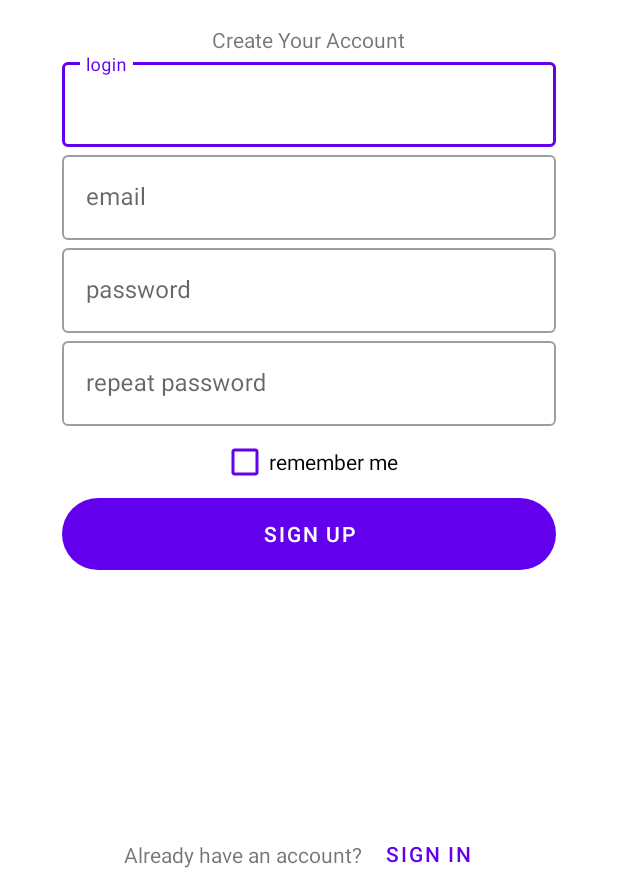
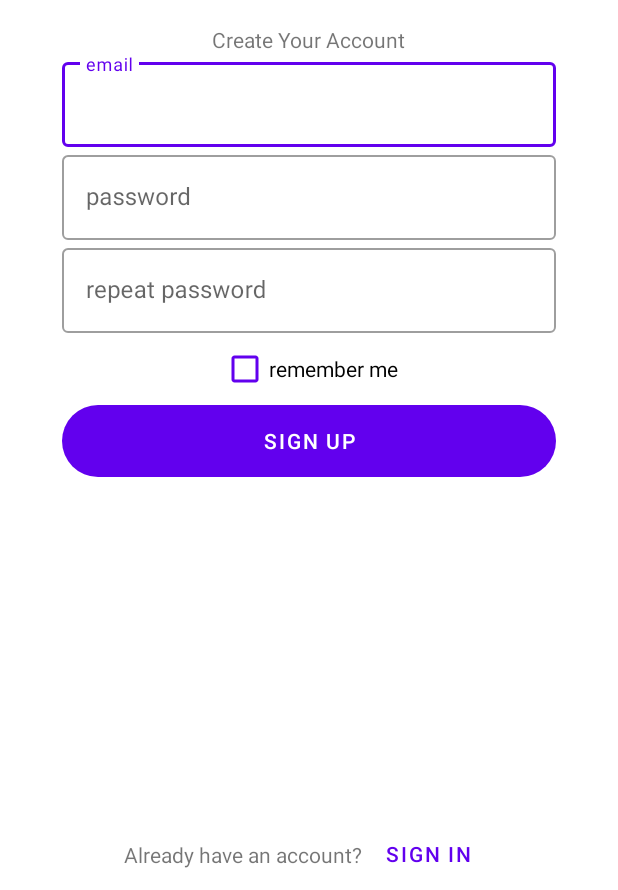
Before and after one commit to vlad-bstrv/AniPanda, an Android app: the screen it shows after launch (MainActivity), after a tap on "SIGN UP", on a phone screen of 412 x 824 dp, the part 346-1236 px from its top. Run offline under Robolectric (Android 15) with nearby library versions, the phone set to English and light mode, and no system bars; our stand-ins replace Firebase (no records; nobody signed in at launch, a user with empty details on screens opened directly).

```diff
--- a/app/build.gradle
+++ b/app/build.gradle
@@ -41,12 +41,12 @@ dependencies {
     implementation 'androidx.appcompat:appcompat:1.4.2'
     implementation 'com.google.android.material:material:1.6.1'
     implementation 'androidx.constraintlayout:constraintlayout:2.1.4'
-    implementation 'com.google.firebase:firebase-auth:19.2.0'
+    implementation 'com.google.firebase:firebase-auth-ktx:21.0.6'
     testImplementation 'junit:junit:4.13.2'
     androidTestImplementation 'androidx.test.ext:junit:1.1.3'
     androidTestImplementation 'androidx.test.espresso:espresso-core:3.4.0'
     implementation 'org.jetbrains.kotlinx:kotlinx-coroutines-android:1.6.1'
-    implementation "androidx.lifecycle:lifecycle-viewmodel-ktx:2.5.0"
+    implementation "androidx.lifecycle:lifecycle-viewmodel-ktx:2.5.1"
 
     //koin
     implementation "io.insert-koin:koin-android:3.2.0"
--- a/app/src/main/java/com/example/anipanda/ui/activity/MainActivity.kt
+++ b/app/src/main/java/com/example/anipanda/ui/activity/MainActivity.kt
@@ -7,30 +7,36 @@ import androidx.navigation.fragment.NavHostFragment
 import com.example.anipanda.R
 import com.example.anipanda.data.UserData
 import com.example.anipanda.databinding.ActivityMainBinding
+import com.google.firebase.auth.FirebaseAuth
+import com.google.firebase.auth.ktx.auth
+import com.google.firebase.ktx.Firebase
 
 class MainActivity : AppCompatActivity() {
 
     private lateinit var binding: ActivityMainBinding
     private lateinit var navController: NavController
+    private lateinit var auth: FirebaseAuth
+
     override fun onCreate(savedInstanceState: Bundle?) {
         super.onCreate(savedInstanceState)
         binding = ActivityMainBinding.inflate(layoutInflater)
         setContentView(binding.root)
-
+        auth = Firebase.auth
         setupNavigation()
     }
 
     private fun setupNavigation() {
+        val currentUser = auth.currentUser
         val navHostFragment =
             supportFragmentManager.findFragmentById(R.id.nav_host_fragment) as NavHostFragment
         navController = navHostFragment.navController
 
         val navGraph = navController.navInflater.inflate(R.navigation.nav_graph)
         when {
-            UserData.isAuthorized -> {
+            currentUser != null -> {
                 navGraph.setStartDestination(R.id.mainFlowFragment)
             }
-            !UserData.isAuthorized -> {
+            currentUser == null -> {
                 navGraph.setStartDestination(R.id.signFlowFragment)
             }
         }
--- a/app/src/main/java/com/example/anipanda/ui/fragments/sign/login/LoginFragment.kt
+++ b/app/src/main/java/com/example/anipanda/ui/fragments/sign/login/LoginFragment.kt
@@ -6,9 +6,15 @@ import android.view.LayoutInflater
 import android.view.View
 import android.view.ViewGroup
 import android.widget.Toast
+import androidx.navigation.NavController
 import androidx.navigation.findNavController
+import androidx.navigation.fragment.findNavController
+import androidx.navigation.navOptions
 import com.example.anipanda.R
 import com.example.anipanda.databinding.FragmentLoginBinding
+import com.google.firebase.auth.FirebaseAuth
+import com.google.firebase.auth.ktx.auth
+import com.google.firebase.ktx.Firebase
 import org.koin.androidx.viewmodel.ext.android.viewModel
 
 
@@ -17,6 +23,9 @@ class LoginFragment : Fragment() {
     private var _binding: FragmentLoginBinding? = null
     private val binding get() = _binding!!
     val viewModel: LoginViewModel by viewModel()
+    private val mAuth = Firebase.auth
+
+    private lateinit var auth: FirebaseAuth
 
     override fun onCreateView(
         inflater: LayoutInflater, container: ViewGroup?,
@@ -29,27 +38,30 @@ class LoginFragment : Fragment() {
     override fun onViewCreated(view: View, savedInstanceState: Bundle?) {
         super.onViewCreated(view, savedInstanceState)
 
-        viewModel.getData().observe(viewLifecycleOwner) {
-            if (it) {
-                requireActivity().findNavController(R.id.nav_host_fragment_sign).navigate(R.id.action_loginFragment_to_registerFragment)
-            } else {
-                Toast.makeText(requireActivity(), "Error", Toast.LENGTH_SHORT).show()
-
-            }
-        }
+//        viewModel.getData().observe(viewLifecycleOwner) {
+//            if (it) {
+//                requireActivity().findNavController(R.id.nav_host_fragment_sign).navigate(R.id.action_loginFragment_to_registerFragment)
+//            } else {
+//                Toast.makeText(requireActivity(), "Error", Toast.LENGTH_SHORT).show()
+//
+//            }
+//        }
         binding.signInButton.setOnClickListener {
-            val login = binding.loginEditText.editText?.text
+            val login = binding.emailEditText.editText?.text
             val password = binding.passwordEditText.editText?.text
             if(!login.isNullOrBlank() && !password.isNullOrBlank()) {
-                viewModel.login(login.toString(), password.toString())
+                mAuth.signInWithEmailAndPassword(login.toString(), password.toString())
+                    .addOnSuccessListener {
+                        Toast.makeText(requireActivity(), "Success", Toast.LENGTH_SHORT).show()
+                        requireActivity().findNavController(R.id.nav_host_fragment).navigate(R.id.action_global_mainFlowFragment)
+                    }
             } else {
                 Toast.makeText(requireActivity(), "заполните поля", Toast.LENGTH_SHORT).show()
             }
         }
 
         binding.signUpButton.setOnClickListener {
-            requireActivity().findNavController(R.id.nav_host_fragment_sign).navigate(R.id.action_loginFragment_to_registerFragment)
-
+            findNavController().navigate(R.id.action_loginFragment_to_registerFragment)
         }
     }
 
--- a/app/src/main/java/com/example/anipanda/ui/fragments/sign/register/RegisterFragment.kt
+++ b/app/src/main/java/com/example/anipanda/ui/fragments/sign/register/RegisterFragment.kt
@@ -4,17 +4,22 @@ import android.os.Bundle
 import android.view.LayoutInflater
 import android.view.View
 import android.view.ViewGroup
+import android.widget.Toast
 import androidx.fragment.app.Fragment
 import androidx.navigation.findNavController
 import com.example.anipanda.R
 import com.example.anipanda.databinding.FragmentRegisterBinding
+import com.google.firebase.auth.FirebaseAuth
+import com.google.firebase.auth.ktx.auth
+import com.google.firebase.ktx.Firebase
 import org.koin.androidx.viewmodel.ext.android.viewModel
 
-class RegisterFragment: Fragment(R.layout.fragment_login) {
+class RegisterFragment : Fragment(R.layout.fragment_login) {
 
     private var _binding: FragmentRegisterBinding? = null
     private val binding get() = _binding!!
     private val viewModule: RegisterViewModel by viewModel()
+    private val mAuth = Firebase.auth
 
     override fun onCreateView(
         inflater: LayoutInflater,
@@ -28,13 +33,17 @@ class RegisterFragment: Fragment(R.layout.fragment_login) {
     override fun onViewCreated(view: View, savedInstanceState: Bundle?) {
         super.onViewCreated(view, savedInstanceState)
         binding.signInButton.setOnClickListener {
-            requireActivity().findNavController(R.id.nav_host_fragment_sign).navigate(R.id.action_registerFragment_to_loginFragment)
+            requireActivity().findNavController(R.id.nav_host_fragment_sign)
+                .navigate(R.id.action_registerFragment_to_loginFragment)
         }
 
-
+        binding.signUpButton.setOnClickListener {
+            val email = binding.emailEditText.editText?.text.toString()
+            val password = binding.passwordEditText.editText?.text.toString()
+            mAuth.createUserWithEmailAndPassword(email, password)
+            requireActivity().findNavController(R.id.nav_host_fragment).navigate(R.id.action_global_mainFlowFragment)
+        }
     }
-
-
 
     override fun onDestroyView() {
         super.onDestroyView()
--- a/app/src/main/res/layout/fragment_register.xml
+++ b/app/src/main/res/layout/fragment_register.xml
@@ -38,14 +38,14 @@
         android:layout_height="wrap_content"
         app:layout_constraintStart_toStartOf="parent"
         app:layout_constraintEnd_toEndOf="parent"
-        app:layout_constraintBottom_toTopOf="@id/login_edit_text"
+        app:layout_constraintBottom_toTopOf="@id/email_edit_text"
         android:text="Create Your Account" />
 
     <com.google.android.material.textfield.TextInputLayout
-        android:id="@+id/login_edit_text"
+        android:id="@+id/email_edit_text"
         android:layout_width="0dp"
         android:layout_height="wrap_content"
-        android:hint="login"
+        android:hint="email"
         style="@style/Widget.MaterialComponents.TextInputLayout.OutlinedBox"
         app:layout_constraintBottom_toBottomOf="parent"
         app:layout_constraintEnd_toEndOf="@id/guideline_end"
@@ -55,24 +55,8 @@
 
         <com.google.android.material.textfield.TextInputEditText
             android:layout_width="match_parent"
-            android:layout_height="wrap_content" />
-
-    </com.google.android.material.textfield.TextInputLayout>
-
-    <com.google.android.material.textfield.TextInputLayout
-        android:id="@+id/email_edit_text"
-        android:layout_width="0dp"
-        android:layout_height="wrap_content"
-        android:hint="email"
-        style="@style/Widget.MaterialComponents.TextInputLayout.OutlinedBox"
-        app:layout_constraintEnd_toEndOf="@id/guideline_end"
-        app:layout_constraintStart_toStartOf="@+id/guideline_start"
-        app:layout_constraintTop_toBottomOf="@id/login_edit_text"
-        app:layout_constraintVertical_bias="0.35">
-
-        <com.google.android.material.textfield.TextInputEditText
-            android:layout_width="match_parent"
-            android:layout_height="wrap_content" />
+            android:layout_height="wrap_content"
+            android:inputType="textEmailAddress"/>
 
     </com.google.android.material.textfield.TextInputLayout>
 
@@ -89,7 +73,8 @@
 
         <com.google.android.material.textfield.TextInputEditText
             android:layout_width="match_parent"
-            android:layout_height="wrap_content" />
+            android:layout_height="wrap_content"
+            android:inputType="textPassword"/>
 
     </com.google.android.material.textfield.TextInputLayout>
 
@@ -106,7 +91,8 @@
 
         <com.google.android.material.textfield.TextInputEditText
             android:layout_width="match_parent"
-            android:layout_height="wrap_content" />
+            android:layout_height="wrap_content"
+            android:inputType="textPassword"/>
 
     </com.google.android.material.textfield.TextInputLayout>
 
```
Also changed, not shown: app/src/main/java/com/example/anipanda/data/MockLoginRepositoryImpl.kt (+18 -1 lines), app/src/main/java/com/example/anipanda/ui/fragments/main/MainFlowFragment.kt (+15 -0 lines), app/src/main/res/layout/fragment_login.xml (+8 -7 lines), app/src/main/res/layout/fragment_main_flow.xml (+10 -9 lines).
